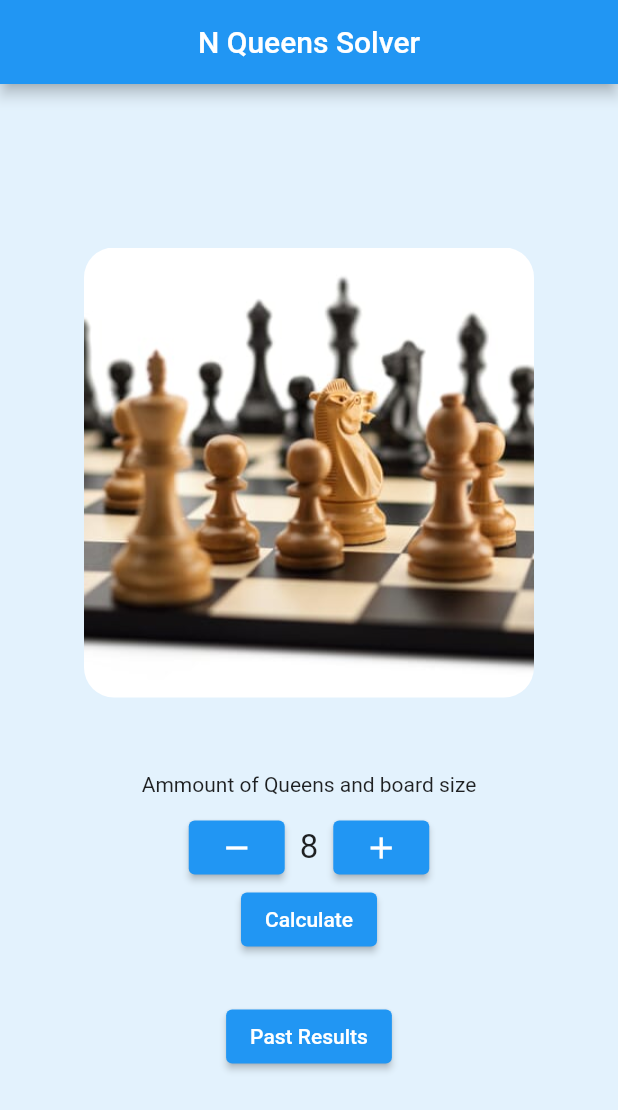
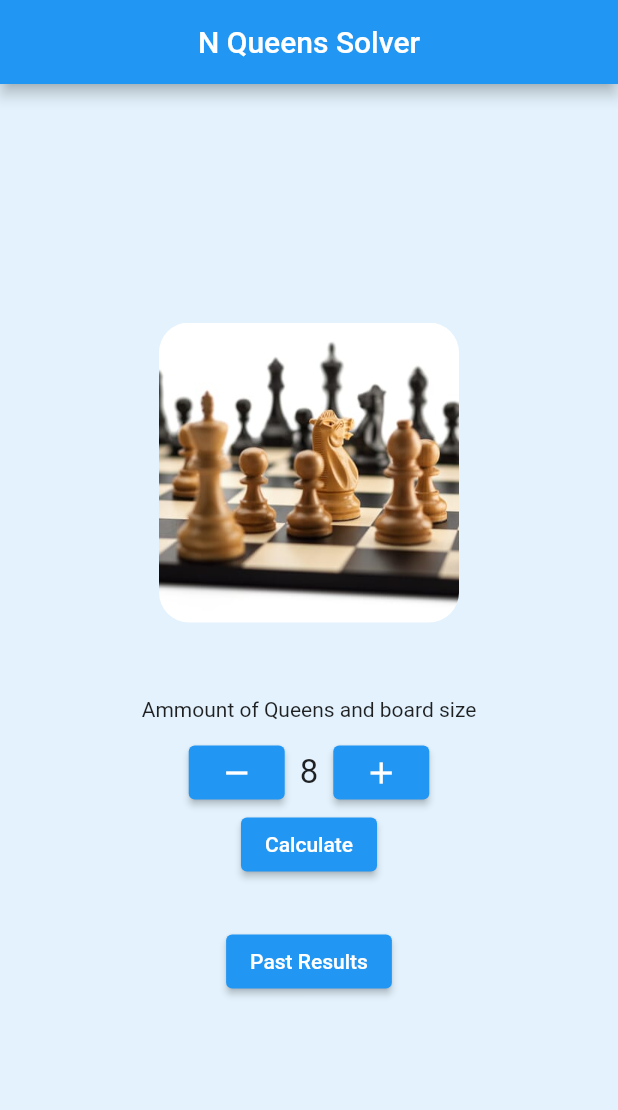
Before and after one commit to mand027/EightQueensFlutter, a Flutter app: the screen it shows after launch, on a phone screen of 412 x 824 dp. Shown: the top 1110 px of the screen. Run offline on Flutter 3.47's test engine with Material 2 defaults, Android fonts, the phone set to English and light mode, and no system bars.

Commit message:
Small asthetic changes

```diff
--- a/lib/main.dart
+++ b/lib/main.dart
@@ -86,7 +86,7 @@ class _MyHomePageState extends State<MyHomePage> {
               mainAxisAlignment: MainAxisAlignment.center,
               children: [
                 SizedBox(
-                    width: 300,
+                    width: 200,
                       child: ClipRRect(
                           borderRadius: BorderRadius.circular(20),
                           child: Image.asset('assets/images/chess.jpg')
```
